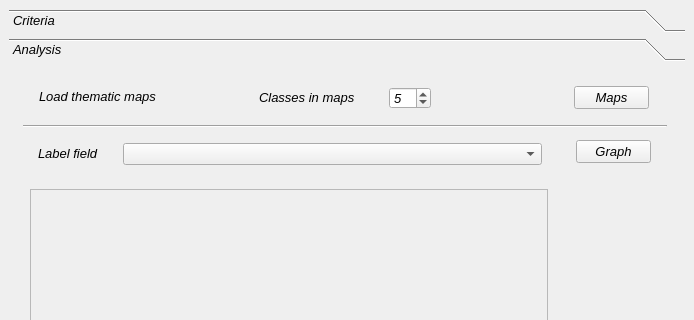
The window that geoWeightedSum.ui (gmassei/VectorMCDA) describes before a commit, drawn with Qt 5; both pictures show x 0 to 694 and y 0 to 320 of the 694 by 549 pixel window.
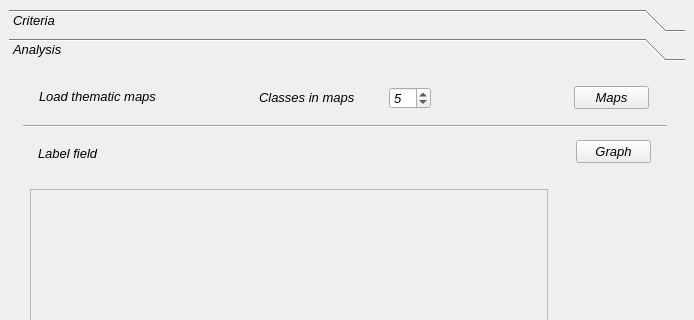
The same window after the commit.

```diff
--- a/geoWeightedSum.ui
+++ b/geoWeightedSum.ui
@@ -531,22 +531,6 @@
         <enum>Qt::Horizontal</enum>
        </property>
       </widget>
-      <widget class="QComboBox" name="LabelListFieldsCBox">
-       <property name="geometry">
-        <rect>
-         <x>114</x>
-         <y>76</y>
-         <width>419</width>
-         <height>22</height>
-        </rect>
-       </property>
-       <property name="maximumSize">
-        <size>
-         <width>16777215</width>
-         <height>22</height>
-        </size>
-       </property>
-      </widget>
       <widget class="QLabel" name="label_3">
        <property name="geometry">
         <rect>
```
Left out of the diff: 1 changed line with no effect on the pictures.
